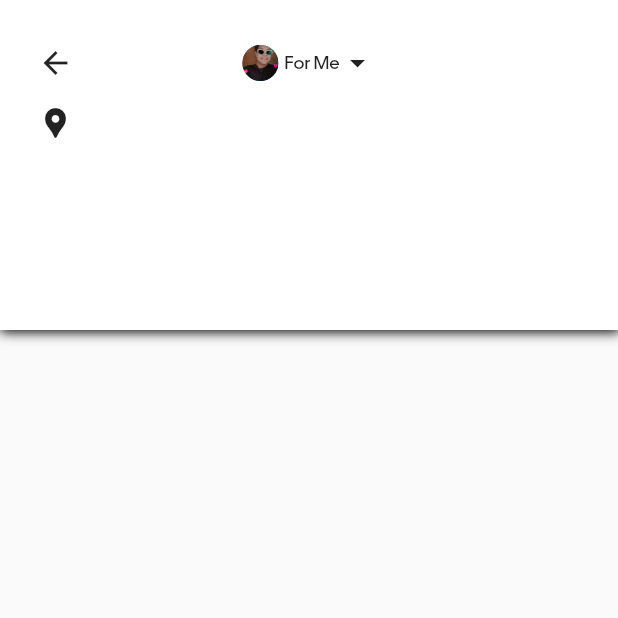
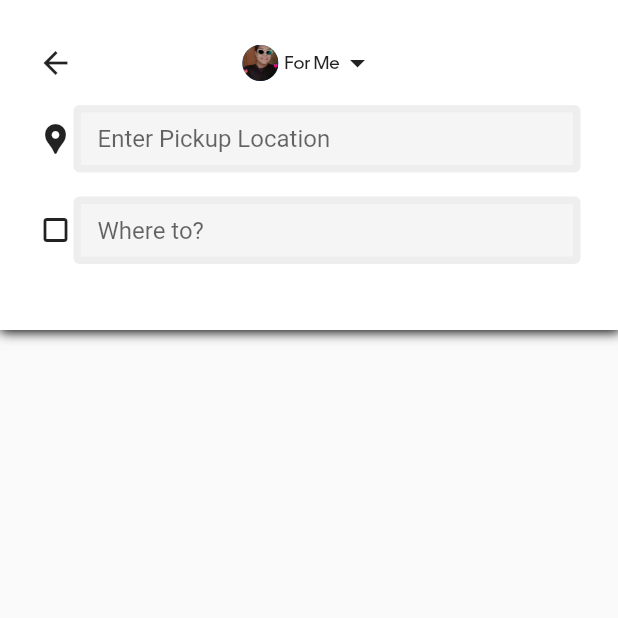
Before and after one commit to DevatYHY/Uber, a Flutter app: the SearchScreen screen opened directly, on a phone screen of 412 x 824 dp, the top half of it. Run offline on Flutter 3.47's test engine with Material 2 defaults, Android fonts, the phone set to English and light mode, and no system bars; our stand-ins replace animated_splash_screen, firebase_auth, firebase_core, firebase_database, fluttertoast, geolocator and 3 more; accounts and stored records are empty.

Commit message:
pickup and destination search bar made

```diff
--- a/lib/AllScreens/searching.dart
+++ b/lib/AllScreens/searching.dart
@@ -55,7 +55,54 @@ class _SearchScreenState extends State<SearchScreen> {
                 Row(children:[
                   Icon(Icons.location_pin),
                   SizedBox(height:18.0),
-                  //Expanded()
+                  Expanded(
+                    child: Container(
+                      decoration: BoxDecoration(
+                        color: Colors.grey[200],
+                        borderRadius: BorderRadius.circular(4.0),
+                      ),
+                      child:Padding(
+                        padding: const EdgeInsets.all(5.0),
+                        child:TextField(
+                          decoration:InputDecoration(
+                            hintText: "Enter Pickup Location",
+                            fillColor: Colors.grey[100],
+                            filled:true,
+                            border: InputBorder.none,
+                            isDense: true,
+                            contentPadding: EdgeInsets.only(left: 11.0,top:8.0,bottom:8.0)
+                          )
+                        )
+                      )
+                    )
+                  )
+                ],
+                ),
+                SizedBox(height:16.0),
+                Row(children:[
+                  Icon(Icons.crop_square),
+                  SizedBox(height:18.0),
+                  Expanded(
+                    child: Container(
+                      decoration: BoxDecoration(
+                        color: Colors.grey[200],
+                        borderRadius: BorderRadius.circular(4.0),
+                      ),
+                      child:Padding(
+                        padding: const EdgeInsets.all(5.0),
+                        child:TextField(
+                          decoration:InputDecoration(
+                            hintText: "Where to?",
+                            fillColor: Colors.grey[100],
+                            filled:true,
+                            border: InputBorder.none,
+                            isDense: true,
+                            contentPadding: EdgeInsets.only(left: 11.0,top:8.0,bottom:8.0)
+                          )
+                        )
+                      )
+                    )
+                  )
                 ],
                 )
               ]) ,
```
